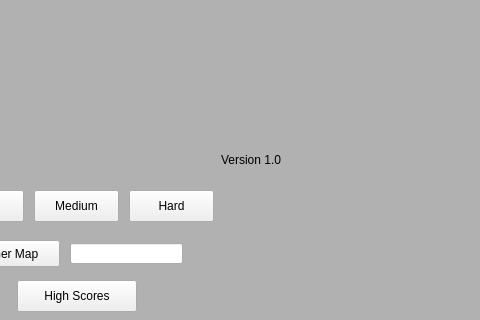
Old version of the form titlescreen.ui in the repository bstee615/project; both pictures show x 435 to 915 and y 230 to 550 of the 1024 by 768 pixel window.
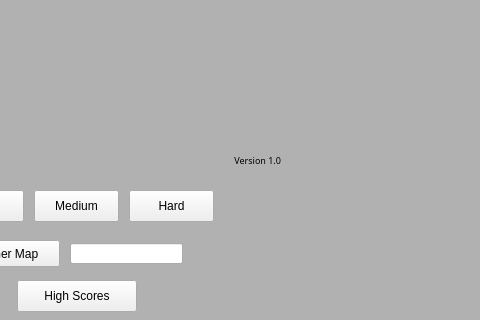
New version of the form. Icons and pictures are not drawn.

```diff
--- a/titlescreen.ui
+++ b/titlescreen.ui
@@ -70,6 +70,15 @@
      <height>20</height>
     </rect>
    </property>
+   <property name="font">
+    <font>
+     <family>Droid Sans</family>
+     <pointsize>7</pointsize>
+     <weight>50</weight>
+     <italic>false</italic>
+     <bold>false</bold>
+    </font>
+   </property>
    <property name="styleSheet">
     <string notr="true">font: 7pt &quot;Droid Sans&quot;;</string>
    </property>
```
